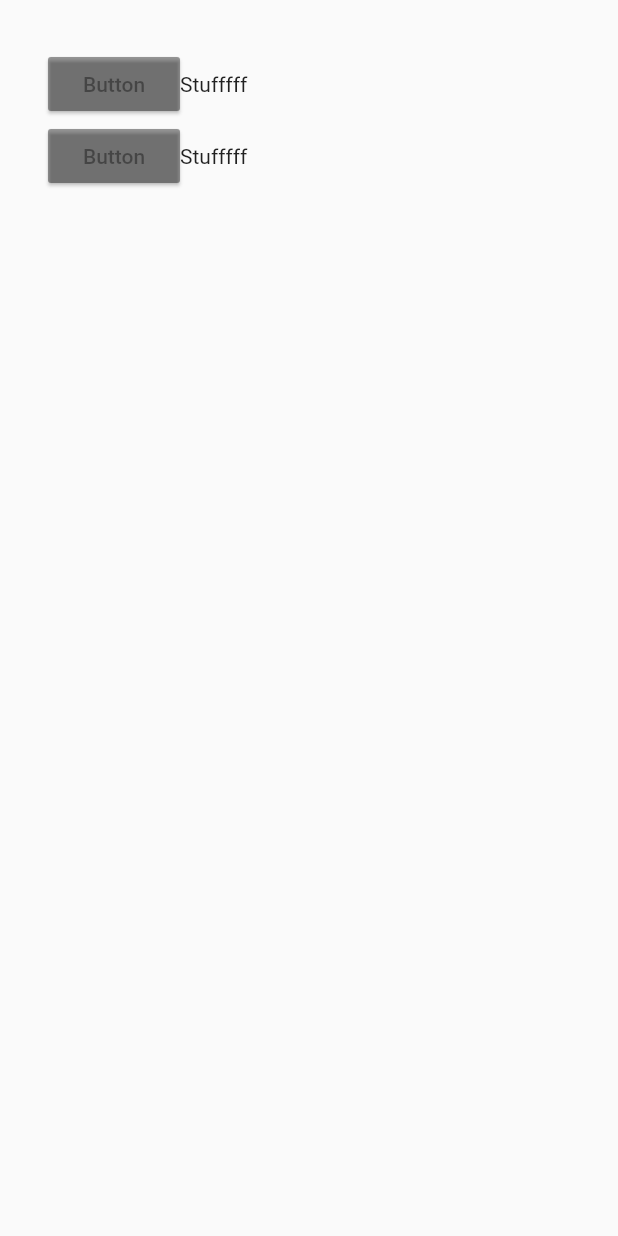
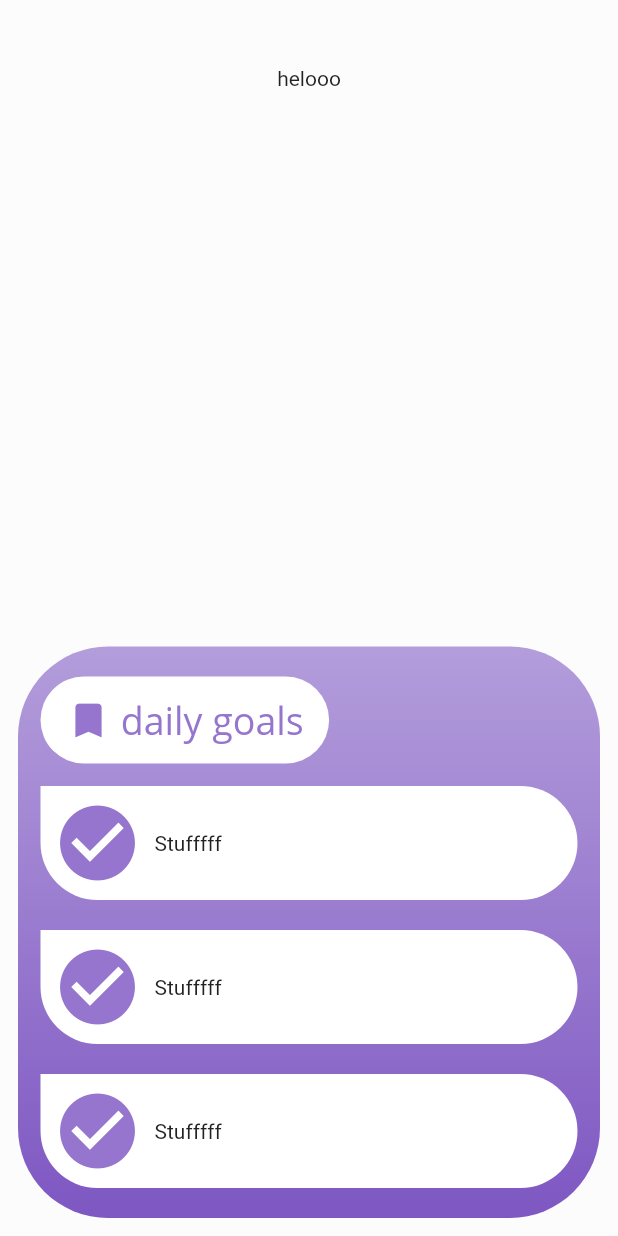
Before and after one commit to quid256/Quokka, a Flutter app: the screen it shows after launch, on a phone screen of 412 x 824 dp. Run offline on Flutter 3.47's test engine with Material 2 defaults, Android fonts, the phone set to English and light mode, and no system bars; Roboto replaces fonts that are missing (Open Sans).

Commit message:
Continued working on main screen design

```diff
--- a/benice/lib/mainscreen.dart
+++ b/benice/lib/mainscreen.dart
@@ -1,4 +1,9 @@
 import 'package:flutter/material.dart';
+
+Color _lightPurple = Colors.deepPurple[200];
+Color _midPurple   = Colors.deepPurple[300];
+Color _darkPurple  = Colors.deepPurple[400];
+
 
 class Goal extends StatefulWidget {
   Goal({Key key}) : super(key: key);
@@ -10,16 +15,29 @@ class Goal extends StatefulWidget {
 class _Goal extends State<Goal> {
   @override
   Widget build(BuildContext context) {
-    return new Row(
-      children: <Widget>[
-        new RaisedButton(
-          elevation: 2.0,
-          highlightElevation: 2.0,
-          disabledElevation: 1.0,
-          child: new Text("Button")
+    return new Container(
+      decoration: new BoxDecoration(
+        borderRadius: new BorderRadius.only(
+          topRight: new Radius.circular(90.0),
+          bottomRight: new Radius.circular(90.0),
+          bottomLeft: new Radius.circular(90.0)
         ),
-        new Text("Stufffff")
-      ],
+        color: Colors.white
+      ),
+      margin: const EdgeInsets.symmetric(vertical: 10.0),
+      child: new Row(
+        children: <Widget>[
+          new IconButton(
+            icon: new Icon(
+              Icons.check_circle,
+              color: _midPurple,
+            ),
+            iconSize: 60.0,
+            onPressed: null,
+          ),
+          new Text("Stufffff")
+        ],
+      )
     );
   }
 }
@@ -35,48 +53,77 @@ class MainPage extends StatefulWidget {
 }
 
 class _MainPage extends State<MainPage> {
-  int _counter = 0;
-
-  void _incrementCounter() {
-    setState(() {
-      _counter--;
-    });
-  }
 
   @override
   Widget build(BuildContext context) {
-    return new Scaffold(
-      body: new Container(
-        padding: const EdgeInsets.all(32.0),
+
+
+
+    Widget buildProfile() {
+      return new Expanded(
+        child: new Container(
+          padding: const EdgeInsets.all(32.0),
+          child: new Text("helooo")
+        ),
+      );
+    }
+
+    Widget buildGoals() {
+      return new Container(
+        padding: const EdgeInsets.symmetric(horizontal: 15.0, vertical: 10.0),
+        decoration: new BoxDecoration(
+          borderRadius: new BorderRadius.all(new Radius.circular(60.0)),
+          gradient: new LinearGradient(
+            begin: Alignment.topCenter,
+            end: Alignment.bottomCenter,
+            colors: [_lightPurple, _darkPurple],
+          )
+        ),
         child: new Column(
           children: <Widget>[
+            new Row(
+              children: <Widget>[new Container(
+                decoration: new BoxDecoration(
+                  borderRadius: new BorderRadius.all(new Radius.circular(30.0)),
+                  color: Colors.white
+                ),
+                padding: new EdgeInsets.symmetric(vertical: 12.0, horizontal: 17.0),
+                margin: new EdgeInsets.only(top: 10.0, bottom: 5.0),
+                // margin: const EdgeInsets.symmetric(vertical: 10.0),
+                child: new Row(
+                  children: <Widget>[
+                    new Icon(Icons.bookmark, color: _midPurple, size: 30.0),
+                    new Text(
+                      " daily goals",
+                      style: new TextStyle(
+                        color: _midPurple,
+                        fontSize: 25.0,
+                        fontFamily: "Open Sans"
+                      ),
+                    )
+                  ],
+                )
+              )],
+            ),
+            new Goal(),
             new Goal(),
             new Goal()
           ],
         )
+      );
+    }
+    return new Scaffold(
+      body: new Container(
+        color: new Color(0xFFFCFCFC),
+        padding: const EdgeInsets.all(12.0),
+        child: new Column(
+          children: <Widget>[
+            buildProfile(),
+            buildGoals()
+          ],
+        )
       )
+
     );
-    // return new Scaffold(
-    //   body: new Center(
-    //     child: new Column(
-    //       mainAxisAlignment: MainAxisAlignment.center,
-    //       children: <Widget>[
-    //         new Text(
-    //           'You have pushed the button this many times:',
-    //         ),
-    //         new Text(
-    //           '$_counter',
-    //           style: Theme.of(context).textTheme.display2,
-    //         ),
-
-    //       ],
-    //     ),
-    //   ),
-    //   floatingActionButton: new FloatingActionButton(
-    //     onPressed: _incrementCounter,
-    //     tooltip: 'Increment',
-    //     child: new Icon(Icons.add),
-    //   ), // This trailing comma makes auto-formatting nicer for build methods.
-    // );
   }
 }
```
